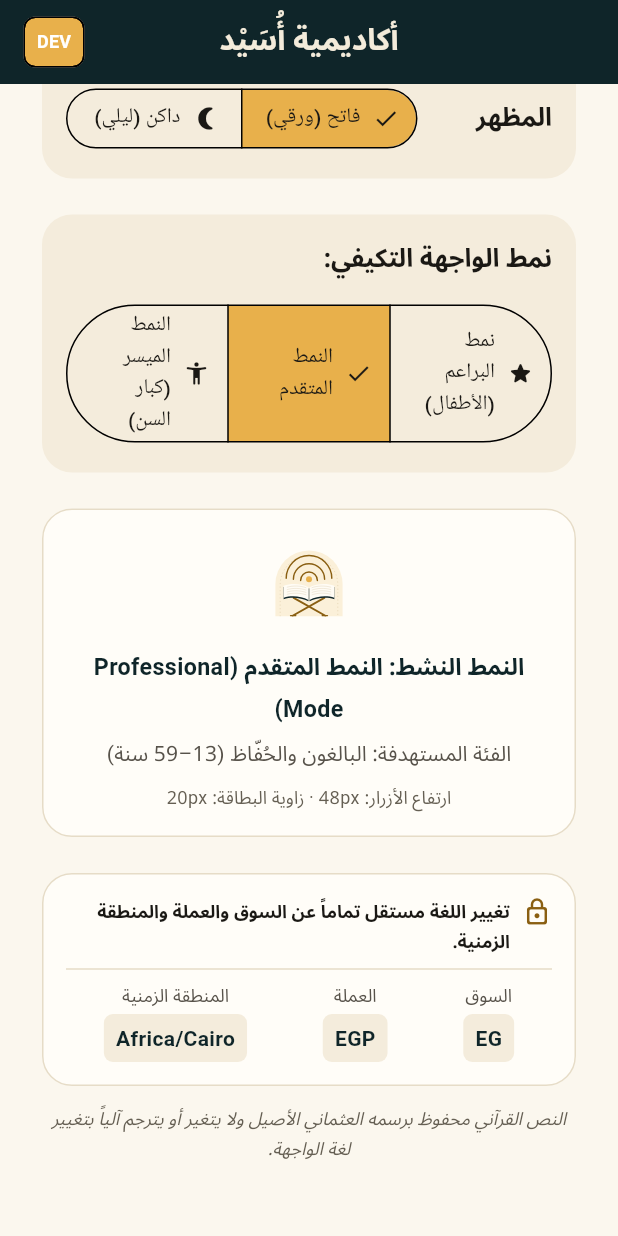
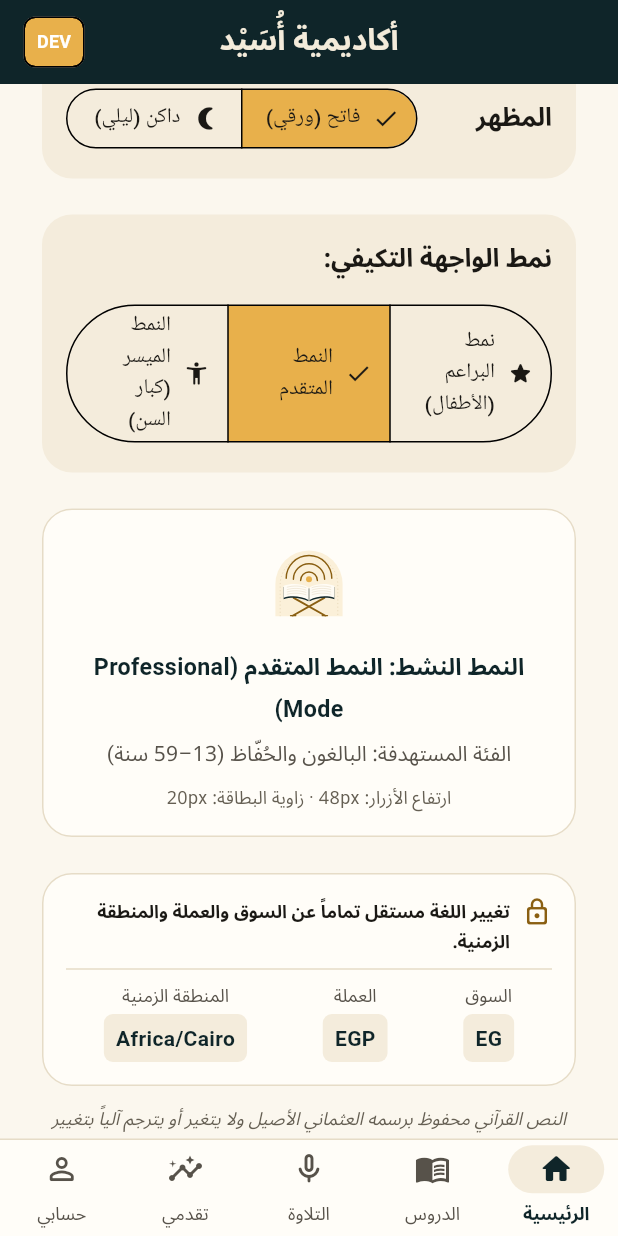
Before and after one commit to mykholy/usayd-flutter, a Flutter app: the screen it shows after launch, scrolled down 317 dp, on a phone screen of 412 x 824 dp. Run offline on Flutter 3.47's test engine with Material 3 defaults, Android fonts, the phone set to English and light mode, and no system bars; our stand-ins replace flutter_svg; accounts and stored records are empty; Roboto replaces fonts that are missing (IBM Plex Sans Arabic).

Commit message:
feat(flutter): USYD-T0078 Responsive mobile shell and age-adaptive navigation

```diff
--- a/lib/app.dart
+++ b/lib/app.dart
@@ -6,7 +6,7 @@ import 'core/config/user_preferences.dart';
 import 'core/localization/app_locale.dart';
 import 'core/localization/usayd_localizations.dart';
 import 'core/theme/usayd_theme.dart';
-import 'features/home/presentation/screens/home_screen.dart';
+import 'features/shell/presentation/adaptive_shell.dart';
 
 class UsaydApp extends StatefulWidget {
   final UserPreferences? initialPreferences;
@@ -69,7 +69,7 @@ class _UsaydAppState extends State<UsaydApp> {
           child: child ?? const SizedBox.shrink(),
         );
       },
-      home: HomeScreen(
+      home: AdaptiveShell(
         preferences: _preferences,
         onLocaleChanged: _onLocaleChanged,
         onThemeModeChanged: _onThemeModeChanged,
--- /dev/null
+++ b/lib/features/shell/domain/shell_tab.dart
@@ -0,0 +1,132 @@
+import 'package:flutter/material.dart';
+import '../../../core/config/interface_mode.dart';
+import '../../../core/localization/app_locale.dart';
+
+/// Navigation tab representation for Usayd Academy mobile shells
+/// Source: `02_design_system/AGE_ADAPTIVE_UI.md`
+class ShellTab {
+  final String id;
+  final String labelArabic;
+  final String labelEnglish;
+  final IconData icon;
+  final IconData activeIcon;
+
+  const ShellTab({
+    required this.id,
+    required this.labelArabic,
+    required this.labelEnglish,
+    required this.icon,
+    required this.activeIcon,
+  });
+
+  String localizedLabel(AppLocale locale) =>
+      locale == AppLocale.ar ? labelArabic : labelEnglish;
+
+  /// Kids Mode Tabs (4 tabs): Mission, Path, Stars, Me
+  static const List<ShellTab> kidsTabs = [
+    ShellTab(
+      id: 'mission',
+      labelArabic: 'مهمتي',
+      labelEnglish: 'Mission',
+      icon: Icons.flag_outlined,
+      activeIcon: Icons.flag_rounded,
+    ),
+    ShellTab(
+      id: 'path',
+      labelArabic: 'طريقي',
+      labelEnglish: 'Path',
+      icon: Icons.explore_outlined,
+      activeIcon: Icons.explore_rounded,
+    ),
+    ShellTab(
+      id: 'stars',
+      labelArabic: 'نجومي',
+      labelEnglish: 'Stars',
+      icon: Icons.star_border_rounded,
+      activeIcon: Icons.star_rounded,
+    ),
+    ShellTab(
+      id: 'me',
+      labelArabic: 'أنا',
+      labelEnglish: 'Me',
+      icon: Icons.face_outlined,
+      activeIcon: Icons.face_rounded,
+    ),
+  ];
+
+  /// Professional Mode Tabs (5 tabs): Home, Lessons, Recite, Progress, Profile
+  static const List<ShellTab> proTabs = [
+    ShellTab(
+      id: 'home',
+      labelArabic: 'الرئيسية',
+      labelEnglish: 'Home',
+      icon: Icons.home_outlined,
+      activeIcon: Icons.home_rounded,
+    ),
+    ShellTab(
+      id: 'lessons',
+      labelArabic: 'الدروس',
+      labelEnglish: 'Lessons',
+      icon: Icons.menu_book_outlined,
+      activeIcon: Icons.menu_book_rounded,
+    ),
+    ShellTab(
+      id: 'recite',
+      labelArabic: 'التلاوة',
+      labelEnglish: 'Recite',
+      icon: Icons.mic_none_rounded,
+      activeIcon: Icons.mic_rounded,
+    ),
+    ShellTab(
+      id: 'progress',
+      labelArabic: 'تقدمي',
+      labelEnglish: 'Progress',
+      icon: Icons.insights_outlined,
+      activeIcon: Icons.insights_rounded,
+    ),
+    ShellTab(
+      id: 'profile',
+      labelArabic: 'حسابي',
+      labelEnglish: 'Profile',
+      icon: Icons.person_outline_rounded,
+      activeIcon: Icons.person_rounded,
+    ),
+  ];
+
+  /// Simple Mode Tabs (3 tabs): Today, Lessons, Help
+  static const List<ShellTab> simpleTabs = [
+    ShellTab(
+      id: 'today',
+      labelArabic: 'ورد اليوم',
+      labelEnglish: 'Today',
+      icon: Icons.wb_sunny_outlined,
+      activeIcon: Icons.wb_sunny_rounded,
+    ),
+    ShellTab(
+      id: 'lessons',
+      labelArabic: 'الدروس',
+      labelEnglish: 'Lessons',
+      icon: Icons.menu_book_outlined,
+      activeIcon: Icons.menu_book_rounded,
+    ),
+    ShellTab(
+      id: 'help',
+      labelArabic: 'المساعدة',
+      labelEnglish: 'Help',
+      icon: Icons.help_outline_rounded,
+      activeIcon: Icons.help_rounded,
+    ),
+  ];
+
+  /// Returns the canonical tabs for a given interface mode
+  static List<ShellTab> tabsForMode(InterfaceMode mode) {
+    switch (mode) {
+      case InterfaceMode.kids:
+        return kidsTabs;
+      case InterfaceMode.pro:
+        return proTabs;
+      case InterfaceMode.simple:
+        return simpleTabs;
+    }
+  }
+}
--- /dev/null
+++ b/lib/features/shell/presentation/adaptive_shell.dart
@@ -0,0 +1,198 @@
+import 'package:flutter/material.dart';
+import '../../../core/config/interface_mode.dart';
+import '../../../core/config/user_preferences.dart';
+import '../../../core/localization/app_locale.dart';
+import '../../../core/localization/usayd_localizations.dart';
+import '../../../core/theme/usayd_colors.dart';
+import '../../../core/theme/usayd_mode_theme.dart';
+import '../../../core/theme/usayd_radii.dart';
+import '../../../core/theme/usayd_spacing.dart';
+import '../../../core/theme/usayd_typography.dart';
+import '../../home/presentation/screens/home_screen.dart';
+import '../domain/shell_tab.dart';
+
+/// Responsive mobile shell adapting navigation, safe-areas, and keyboard handling
+/// per Age-Adaptive Interface Mode (Kids: 4 tabs, Pro: 5 tabs, Simple: 3 tabs).
+/// Source: `02_design_system/AGE_ADAPTIVE_UI.md`
+class AdaptiveShell extends StatefulWidget {
+  final UserPreferences preferences;
+  final ValueChanged<AppLocale> onLocaleChanged;
+  final ValueChanged<ThemeMode> onThemeModeChanged;
+  final ValueChanged<InterfaceMode> onModeChanged;
+
+  const AdaptiveShell({
+    super.key,
+    required this.preferences,
+    required this.onLocaleChanged,
+    required this.onThemeModeChanged,
+    required this.onModeChanged,
+  });
+
+  @override
+  State<AdaptiveShell> createState() => _AdaptiveShellState();
+}
+
+class _AdaptiveShellState extends State<AdaptiveShell> {
+  int _selectedIndex = 0;
+
+  @override
+  void didUpdateWidget(AdaptiveShell oldWidget) {
+    super.didUpdateWidget(oldWidget);
+    // When interface mode changes, clamp the active tab index within the new mode's tab bounds
+    final newTabs = ShellTab.tabsForMode(widget.preferences.interfaceMode);
+    if (_selectedIndex >= newTabs.length) {
+      _selectedIndex = 0;
+    }
+  }
+
+  void _onTabSelected(int index) {
+    setState(() {
+      _selectedIndex = index;
+    });
+  }
+
+  @override
+  Widget build(BuildContext context) {
+    final theme = Theme.of(context);
+    final colors =
+        theme.extension<UsaydColorScheme>() ?? UsaydColorScheme.light;
+    final modeTheme =
+        theme.extension<UsaydModeTheme>() ??
+        UsaydModeTheme.forMode(widget.preferences.interfaceMode);
+    final tabs = ShellTab.tabsForMode(widget.preferences.interfaceMode);
+
+    return Scaffold(
+      // Responsive keyboard handling: prevents bottom bar overflow when keyboard opens
+      resizeToAvoidBottomInset: true,
+      body: SafeArea(
+        top: false, // Let AppBar handle top notch safely
+        bottom: false,
+        child: _buildTabBody(tabs[_selectedIndex]),
+      ),
+      bottomNavigationBar: _buildNavigationBar(colors, modeTheme, tabs),
+    );
+  }
+
+  Widget _buildTabBody(ShellTab currentTab) {
+    // Tab 0 is always the Home / Dashboard screen
+    if (_selectedIndex == 0) {
+      return HomeScreen(
+        preferences: widget.preferences,
+        onLocaleChanged: widget.onLocaleChanged,
+        onThemeModeChanged: widget.onThemeModeChanged,
+        onModeChanged: widget.onModeChanged,
+      );
+    }
+
+    // Secondary placeholder views with safe responsive containers
+    final l10n = UsaydLocalizations.of(context);
+    final colors =
+        Theme.of(context).extension<UsaydColorScheme>() ??
+        UsaydColorScheme.light;
+
+    return Scaffold(
+      appBar: AppBar(
+        title: Text(
+          currentTab.localizedLabel(widget.preferences.locale),
+          style: UsaydTypography.headingM.copyWith(color: colors.txOnBrand),
+        ),
+        centerTitle: true,
+      ),
+      body: SafeArea(
+        child: Center(
+          child: Padding(
+            padding: const EdgeInsets.all(UsaydSpacing.xl),
+            child: Column(
+              mainAxisAlignment: MainAxisAlignment.center,
+              children: [
+                Icon(currentTab.activeIcon, size: 64, color: colors.act),
+                const SizedBox(height: UsaydSpacing.md),
+                Text(
+                  currentTab.localizedLabel(widget.preferences.locale),
+                  style: UsaydTypography.headingL.copyWith(color: colors.tx),
+                ),
+                const SizedBox(height: UsaydSpacing.sm),
+                Text(
+                  '${l10n.brandName} · ${currentTab.id.toUpperCase()}',
+                  style: UsaydTypography.bodyM.copyWith(color: colors.tx2),
+                ),
+              ],
+            ),
+          ),
+        ),
+      ),
+    );
+  }
+
+  Widget _buildNavigationBar(
+    UsaydColorScheme colors,
+    UsaydModeTheme modeTheme,
+    List<ShellTab> tabs,
+  ) {
+    // Mode-adaptive height and styling
+    final double barHeight = switch (widget.preferences.interfaceMode) {
+      InterfaceMode.kids => 70.0,
+      InterfaceMode.pro => 64.0,
+      InterfaceMode.simple => 76.0,
+    };
+
+    return Container(
+      decoration: BoxDecoration(
+        color: colors.bgRaised,
+        border: Border(
+          top: BorderSide(
+            color: widget.preferences.interfaceMode == InterfaceMode.simple
+                ? colors.lineStrong
+                : colors.line,
+            width: widget.preferences.interfaceMode == InterfaceMode.simple
+                ? 1.5
+                : 1.0,
+          ),
+        ),
+      ),
+      child: NavigationBarTheme(
+        data: NavigationBarThemeData(
+          height: barHeight,
+          backgroundColor: colors.bgRaised,
+          indicatorColor: widget.preferences.interfaceMode == InterfaceMode.kids
+              ? colors.lamp
+              : colors.bgSubtle,
+          indicatorShape: RoundedRectangleBorder(borderRadius: UsaydRadii.full),
+          labelTextStyle: WidgetStateProperty.resolveWith((states) {
+            final isSelected = states.contains(WidgetState.selected);
+            return TextStyle(
+              fontSize: widget.preferences.interfaceMode == InterfaceMode.simple
+                  ? 14.0
+                  : 12.0,
+              fontWeight: isSelected ? FontWeight.bold : FontWeight.normal,
+              color: isSelected ? colors.txBrand : colors.tx2,
+              fontFamily: UsaydTypography.fontFamilyBody,
+            );
+          }),
+          iconTheme: WidgetStateProperty.resolveWith((states) {
+            final isSelected = states.contains(WidgetState.selected);
+            return IconThemeData(
+              size: widget.preferences.interfaceMode == InterfaceMode.simple
+                  ? 28.0
+                  : 24.0,
+              color: isSelected ? colors.act : colors.tx2,
+            );
+          }),
+        ),
+        child: NavigationBar(
+          selectedIndex: _selectedIndex,
+          onDestinationSelected: _onTabSelected,
+          destinations: [
+            for (final tab in tabs)
+              NavigationDestination(
+                icon: Icon(tab.icon),
+                selectedIcon: Icon(tab.activeIcon),
+                label: tab.localizedLabel(widget.preferences.locale),
+                tooltip: tab.localizedLabel(widget.preferences.locale),
+              ),
+          ],
+        ),
+      ),
+    );
+  }
+}
```
Also changed, not shown: 7 other files.
